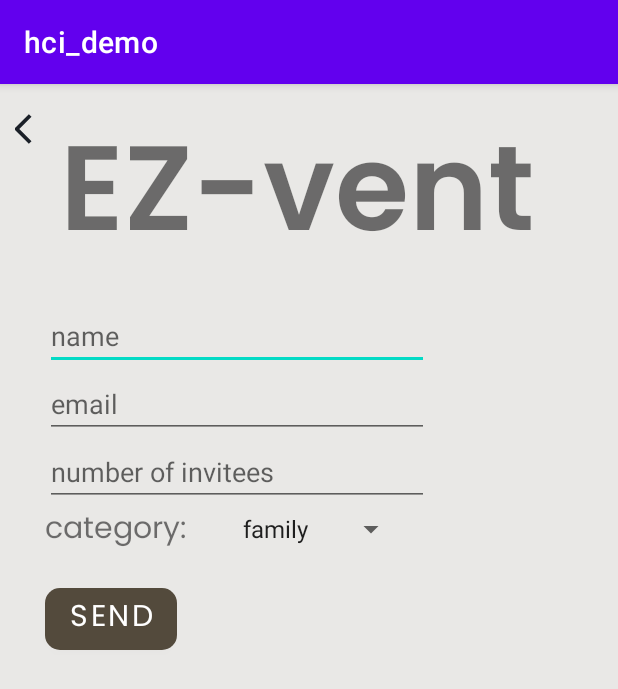
After one commit to liri9/hci_demo, an Android app: the OrgSendInviteActivity screen opened directly, with no data from a screen before it, on a phone screen of 412 x 824 dp. The commit adds this screen. Shown: the top 689 px of the screen. Run offline under Robolectric (Android 15) with nearby library versions, the phone set to English and light mode, and no system bars.

Commit message:
added screens

```diff
--- a/app/build.gradle
+++ b/app/build.gradle
@@ -39,6 +39,7 @@ dependencies {
     implementation 'com.google.android.material:material:1.8.0'
     implementation 'androidx.constraintlayout:constraintlayout:2.1.4'
     testImplementation 'junit:junit:4.13.2'
+    implementation 'com.google.android.material:material:1.3.0-alpha03'
     androidTestImplementation 'androidx.test.ext:junit:1.1.5'
     androidTestImplementation 'androidx.test.espresso:espresso-core:3.5.1'
 }
--- /dev/null
+++ b/app/src/main/java/com/example/hci_demo/Event.java
@@ -0,0 +1,5 @@
+package com.example.hci_demo;
+
+public class Event {
+
+}
--- /dev/null
+++ b/app/src/main/java/com/example/hci_demo/OrgSendInviteActivity.java
@@ -0,0 +1,29 @@
+package com.example.hci_demo;
+
+import androidx.appcompat.app.AppCompatActivity;
+
+import android.os.Bundle;
+import android.widget.ArrayAdapter;
+import android.widget.Spinner;
+
+public class OrgSendInviteActivity extends AppCompatActivity {
+
+    @Override
+    protected void onCreate(Bundle savedInstanceState) {
+        super.onCreate(savedInstanceState);
+        setContentView(R.layout.activity_org_send_invite);
+        setValues();
+    }
+
+    private void setValues() {
+        Spinner spinner = findViewById(R.id.send_SPN_categories); // Replace 'R.id.spinner' with your actual spinner ID
+
+        String[] spinnerValues = {"family", "friends", "work", "military"};
+
+        ArrayAdapter<String> adapter = new ArrayAdapter<>(this, android.R.layout.simple_spinner_item, spinnerValues);
+        adapter.setDropDownViewResource(android.R.layout.simple_spinner_dropdown_item);
+        spinner.setAdapter(adapter);
+    }
+
+
+}
--- /dev/null
+++ b/app/src/main/res/drawable/baseline_menu_24.xml
@@ -0,0 +1,5 @@
+<vector android:height="24dp" android:tint="#1B2028"
+    android:viewportHeight="24" android:viewportWidth="24"
+    android:width="24dp" xmlns:android="http://schemas.android.com/apk/res/android">
+    <path android:fillColor="@android:color/white" android:pathData="M3,18h18v-2L3,16v2zM3,13h18v-2L3,11v2zM3,6v2h18L21,6L3,6z"/>
+</vector>
--- a/app/src/main/res/layout/activity_guest_homepage.xml
+++ b/app/src/main/res/layout/activity_guest_homepage.xml
@@ -4,7 +4,6 @@
     xmlns:tools="http://schemas.android.com/tools"
     android:layout_width="match_parent"
     android:background="#e9e8e6"
-
     android:layout_height="match_parent"
     tools:context=".MainActivity">
 
--- /dev/null
+++ b/app/src/main/res/layout/activity_org_send_invite.xml
@@ -0,0 +1,105 @@
+<?xml version="1.0" encoding="utf-8"?>
+<RelativeLayout xmlns:android="http://schemas.android.com/apk/res/android"
+    xmlns:app="http://schemas.android.com/apk/res-auto"
+    xmlns:tools="http://schemas.android.com/tools"
+    android:layout_width="match_parent"
+    android:layout_height="match_parent"
+    android:background="#e9e8e6"
+
+    tools:context=".OrgSendInviteActivity">
+
+    <androidx.appcompat.widget.LinearLayoutCompat
+        android:layout_width="match_parent"
+        android:layout_height="match_parent"
+        android:orientation="vertical">
+
+        <androidx.appcompat.widget.LinearLayoutCompat
+            android:layout_width="match_parent"
+            android:layout_height="wrap_content"
+            android:layout_marginTop="10dp"
+            android:orientation="horizontal">
+
+            <com.google.android.material.button.MaterialButton
+                android:id="@+id/org_myEvent_BTN_back"
+                android:layout_width="30dp"
+                android:layout_height="40dp"
+                android:layout_gravity="start"
+                android:layout_marginStart="10dp"
+                android:background="@android:color/transparent"
+                app:icon="@drawable/baseline_arrow_back_ios_24"
+                app:iconGravity="textStart"
+                app:iconTint="#1B2028" />
+
+            <TextView
+                android:layout_width="wrap_content"
+                android:layout_height="wrap_content"
+                android:layout_gravity="center"
+                android:fontFamily="@font/Poppins_SemiBold"
+                android:text="EZ-vent"
+                android:textSize="80sp"
+                app:layout_constraintBottom_toBottomOf="parent"
+                app:layout_constraintEnd_toEndOf="parent"
+                app:layout_constraintStart_toStartOf="parent"
+                app:layout_constraintTop_toTopOf="parent" />
+        </androidx.appcompat.widget.LinearLayoutCompat>
+
+        <EditText
+            android:id="@+id/sendInvite_EDT_name"
+            android:layout_width="wrap_content"
+            android:layout_height="wrap_content"
+            android:layout_marginStart="30dp"
+            android:ems="12"
+            android:hint="name" />
+
+        <EditText
+            android:id="@+id/sendInvite_EDT_email"
+            android:layout_width="wrap_content"
+            android:layout_height="wrap_content"
+            android:layout_marginStart="30dp"
+            android:ems="12"
+            android:hint="email"
+            android:inputType="textEmailAddress" />
+
+        <EditText
+            android:id="@+id/sendInvite_EDT_number_of_invitees"
+            android:layout_width="wrap_content"
+            android:layout_height="wrap_content"
+            android:layout_marginStart="30dp"
+            android:ems="12"
+            android:hint="number of invitees"
+            android:inputType="number" />
+    <androidx.appcompat.widget.LinearLayoutCompat
+        android:layout_width="wrap_content"
+        android:layout_height="wrap_content"
+        android:layout_marginStart="30dp"
+        android:orientation="horizontal">
+        <TextView
+            android:layout_width="wrap_content"
+            android:layout_height="wrap_content"
+            android:fontFamily="@font/Poppins_Regular"
+            android:textSize="20sp"
+            android:text="category:"/>
+        <Spinner
+            android:id="@+id/send_SPN_categories"
+            android:layout_marginStart="30dp"
+            android:layout_width="wrap_content"
+            android:layout_height="wrap_content"
+            android:spinnerMode="dropdown">
+
+        </Spinner>
+
+    </androidx.appcompat.widget.LinearLayoutCompat>
+        <com.google.android.material.button.MaterialButton
+            android:id="@+id/login_BTN_login"
+            android:layout_width="wrap_content"
+            android:layout_height="wrap_content"
+            android:layout_marginStart="30dp"
+            android:layout_marginTop="15dp"
+            android:fontFamily="@font/Poppins_Regular"
+            android:text="send"
+            android:textSize="20sp"
+            app:backgroundTint="#534a3c"
+            app:cornerRadius="10dp" />
+    </androidx.appcompat.widget.LinearLayoutCompat>
+
+</RelativeLayout>
--- a/app/src/main/res/values/strings.xml
+++ b/app/src/main/res/values/strings.xml
@@ -1,3 +1,5 @@
 <resources>
     <string name="app_name">hci_demo</string>
+    <!-- TODO: Remove or change this placeholder text -->
+    <string name="hello_blank_fragment">Hello blank fragment</string>
 </resources>
```
Also changed, not shown: app/src/main/AndroidManifest.xml (+9 -0 lines), app/src/main/java/com/example/hci_demo/CalendarSupplierActivity.java (added, +14 -0 lines), app/src/main/java/com/example/hci_demo/ListFragment.java (added, +87 -0 lines), app/src/main/java/com/example/hci_demo/PastEventsActivity.java (added, +15 -0 lines), app/src/main/res/layout/activity_calendar_supplier.xml (added, +86 -0 lines), app/src/main/res/layout/activity_org_my_event.xml (+18 -19 lines), app/src/main/res/layout/activity_past_events.xml (added, +68 -0 lines), app/src/main/res/layout/fragment_list.xml (added, +22 -0 lines), app/src/main/res/menu/main_menu.xml (added, +10 -0 lines).
